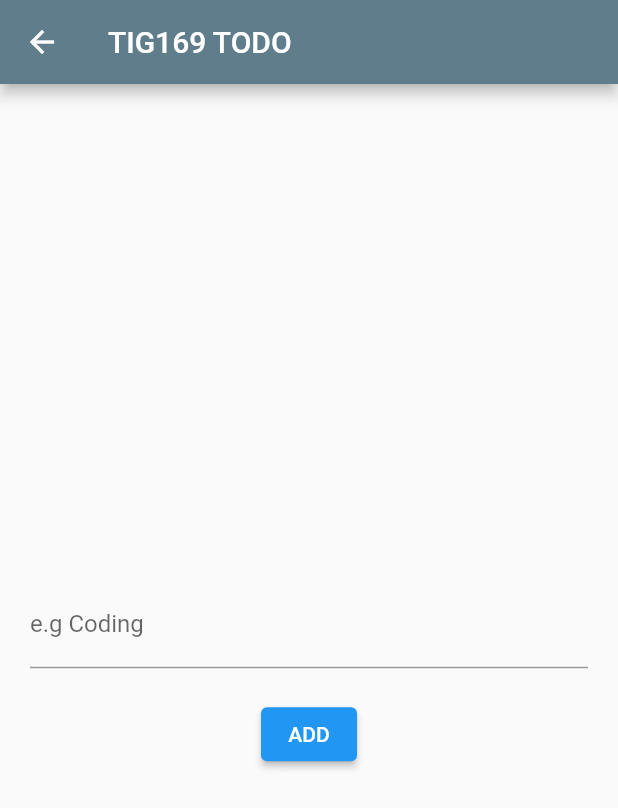
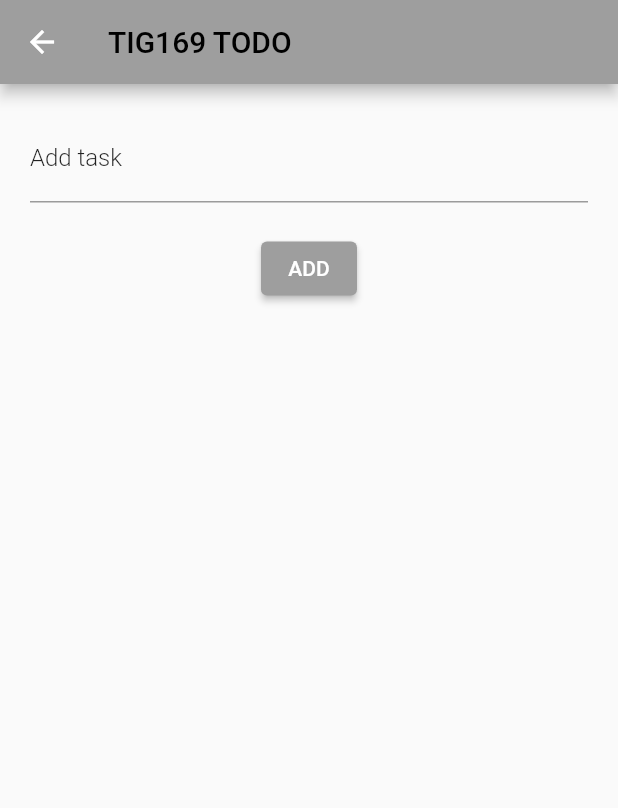
Before and after one commit to gu-tig169/gusjhakjca, a Flutter app: the screen it shows after launch, after a tap on the "add" icon, on a phone screen of 412 x 824 dp. Shown: the top 808 px of the screen. Run offline on Flutter 3.47's test engine with Material 2 defaults, Android fonts, the phone set to English and light mode, and no system bars.

Commit message:
Fix filter

```diff
--- /dev/null
+++ b/lib/Api.dart
@@ -0,0 +1,37 @@
+import 'dart:convert';
+import 'task.dart';
+import 'package:http/http.dart' as http;
+
+const API_URL = 'https://todoapp-api-vldfm.ondigitalocean.app';
+const API_KEY = '9a32ccc5-0532-43e1-90f0-4b256dd51d5e';
+
+class Api {
+  static Future addTask(Task task) async {
+    print(task);
+    Map<String, dynamic> json = Task.toJson(task);
+    var bodyString = jsonEncode(json);
+    print(json);
+    await http.post(
+      '$API_URL/todos?key=$API_KEY',
+      body: bodyString,
+      headers: {'Content-Type': 'application/json'},
+    );
+    print('done');
+  }
+
+  static Future deleteTask(String id) async {
+    await http.delete('$API_URL/todos/$id?key=$API_KEY');
+  }
+
+  static Future<List<Task>> getTasks() async {
+    var response = await http.get('$API_URL/todos?key=$API_KEY');
+    String bodyString = response.body;
+    print(response.body);
+    var json = jsonDecode(bodyString);
+    print(json);
+
+    return json.map<Task>((data) {
+      return Task.fromJson(data);
+    }).toList();
+  }
+}
--- a/lib/SecondView.dart
+++ b/lib/SecondView.dart
@@ -28,20 +28,25 @@ class SecondViewState extends State<SecondView> {
   Widget build(BuildContext context) {
     return Scaffold(
       appBar: AppBar(
-        backgroundColor: Colors.blueGrey,
-        title: Text(widget.title),
+        backgroundColor: Colors.grey,
+        title: Text('TIG169 TODO',
+            style: TextStyle(color: Colors.black, fontSize: 20)),
       ),
-      body: Column(mainAxisAlignment: MainAxisAlignment.center, children: [
+      body: Column(mainAxisAlignment: MainAxisAlignment.start, children: [
         Padding(
           padding: EdgeInsets.all(20.0),
           child: TextField(
             controller: textEditingController,
             decoration: InputDecoration(
-              labelText: 'e.g Coding',
+              labelText: 'Add task',
+              labelStyle:
+                  TextStyle(color: Colors.black87, fontWeight: FontWeight.w300),
             ),
           ),
         ),
         ElevatedButton(
+          style: ButtonStyle(
+              backgroundColor: MaterialStateProperty.all<Color>(Colors.grey)),
           onPressed: () {
             if (taskTitle != null) {
               Navigator.pop(
--- a/lib/Task.dart
+++ b/lib/Task.dart
@@ -1,15 +1,38 @@
 import 'package:flutter/material.dart';
+import 'Api.dart';
 
 class Task {
   String title;
   bool completed;
+  String id;
 
-  Task({@required this.title, this.completed = false});
+  Task({@required this.title, this.completed = false, this.id});
+
+  static Map<String, dynamic> toJson(Task task) {
+    return {
+      'title': task.title,
+      'done': task.completed,
+    };
+  }
+
+  static Task fromJson(Map<String, dynamic> json) {
+    return Task(
+      title: json['title'],
+      completed: json['done'],
+      id: json['id'],
+    );
+  }
 }
 
 class TaskState extends ChangeNotifier {
+  Future getList() async {
+    List<Task> listForApi = (await Api.getTasks()).cast<Task>();
+    _list = listForApi;
+    notifyListeners();
+  }
+
   List<Task> _list = [];
-
+  List<Task> filteredList;
   List<Task> get list => _list;
 
   void addTask(Task task) {
@@ -28,14 +51,13 @@ class TaskState extends ChangeNotifier {
     notifyListeners();
   }
 
-  List<Task> filterList(List<Task> tasks, String filter) {
-    List<Task> filteredList;
+  List<Task> filterList(List<Task> task, String filter) {
     if (filter == 'all') {
-      filteredList = tasks;
+      filteredList = task;
     } else if (filter == 'done') {
-      filteredList = tasks.where((i) => i.completed).toList();
+      filteredList = task.where((i) => i.completed).toList();
     } else {
-      filteredList = tasks.where((i) => !i.completed).toList();
+      filteredList = task.where((i) => !i.completed).toList();
     }
     return filteredList;
   }
--- a/lib/TaskListView.dart
+++ b/lib/TaskListView.dart
@@ -12,20 +12,21 @@ class TaskListView extends StatefulWidget {
 }
 
 class TaskListViewState extends State<TaskListView> {
-  String filter = 'All';
+  String filter = 'all';
 
   Widget build(BuildContext context) {
     return Scaffold(
       appBar: AppBar(
-        backgroundColor: Colors.blueGrey,
-        title: Text('TIG169 TODO'),
-        actions: <Widget>[
+        backgroundColor: Colors.grey,
+        title: Text('TIG169 TODO',
+            style: TextStyle(color: Colors.black, fontSize: 20)),
+        actions: [
           DropdownButton(
             value: filter,
             items: [
-              DropdownMenuItem(value: 'All', child: Text('All')),
-              DropdownMenuItem(value: 'Done', child: Text('Done')),
-              DropdownMenuItem(value: 'Undone', child: Text('Undone')),
+              DropdownMenuItem(value: 'all', child: Text('All')),
+              DropdownMenuItem(value: 'done', child: Text('Done')),
+              DropdownMenuItem(value: 'undone', child: Text('Undone')),
             ],
             style: TextStyle(color: Colors.black87),
             dropdownColor: Colors.grey[300],
--- a/pubspec.yaml
+++ b/pubspec.yaml
@@ -30,6 +30,7 @@ dependencies:
   # Use with the CupertinoIcons class for iOS style icons.
   cupertino_icons: ^1.0.0
   provider: ^4.3.2+2
+  http: any
 
 dev_dependencies:
   flutter_test:
```
Also changed, not shown: pubspec.lock.
